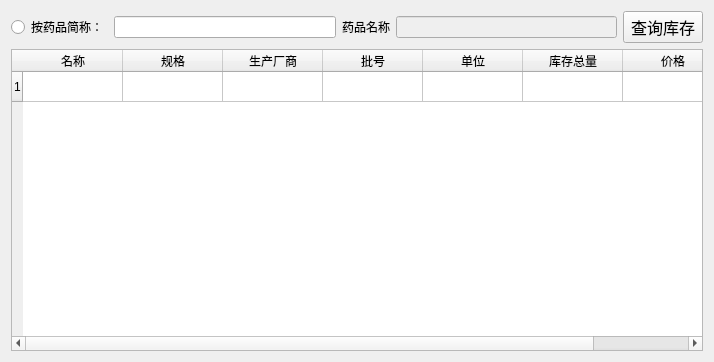
Old version of the form pharmacyinventory.ui in the repository histest/his.
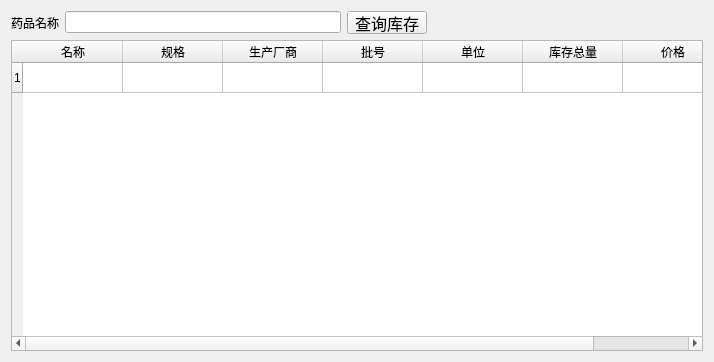
New version of the form.

```diff
--- a/pharmacyinventory.ui
+++ b/pharmacyinventory.ui
@@ -16,16 +16,6 @@
   <layout class="QVBoxLayout" name="verticalLayout">
    <item>
     <layout class="QHBoxLayout" name="horizontalLayout">
-     <item>
-      <widget class="QRadioButton" name="radioButton_1">
-       <property name="text">
-        <string>按药品简称：</string>
-       </property>
-      </widget>
-     </item>
-     <item>
-      <widget class="QLineEdit" name="lineEdit_code"/>
-     </item>
      <item>
       <widget class="QLabel" name="label">
        <property name="text">
@@ -34,17 +24,16 @@
       </widget>
      </item>
      <item>
-      <widget class="QLineEdit" name="lineEdit_name">
-       <property name="enabled">
-        <bool>false</bool>
-       </property>
-       <property name="text">
-        <string/>
-       </property>
-      </widget>
+      <widget class="QLineEdit" name="lineEdit_code"/>
      </item>
      <item>
       <widget class="QPushButton" name="FindButton">
+       <property name="maximumSize">
+        <size>
+         <width>16777215</width>
+         <height>23</height>
+        </size>
+       </property>
        <property name="font">
         <font>
          <family>Agency FB</family>
@@ -56,6 +45,19 @@
        </property>
       </widget>
      </item>
+     <item>
+      <spacer name="horizontalSpacer">
+       <property name="orientation">
+        <enum>Qt::Horizontal</enum>
+       </property>
+       <property name="sizeHint" stdset="0">
+        <size>
+         <width>40</width>
+         <height>20</height>
+        </size>
+       </property>
+      </spacer>
+     </item>
     </layout>
    </item>
    <item>
```
